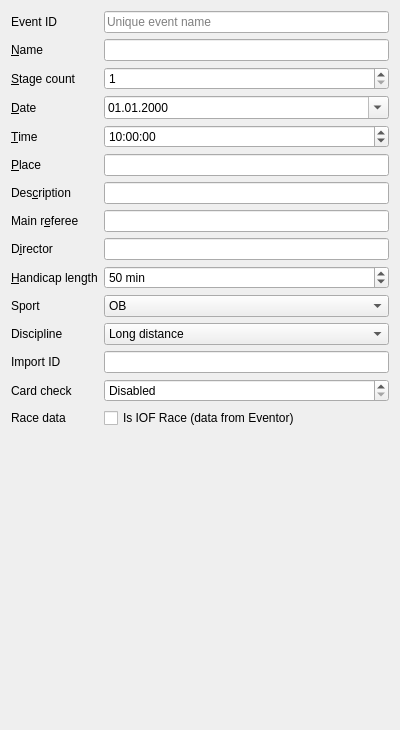
Above: quickevent/app/quickevent/plugins/Event/src/eventdialogwidget.ui from Quick-Event/quickbox before the change. Below: the same form after it.
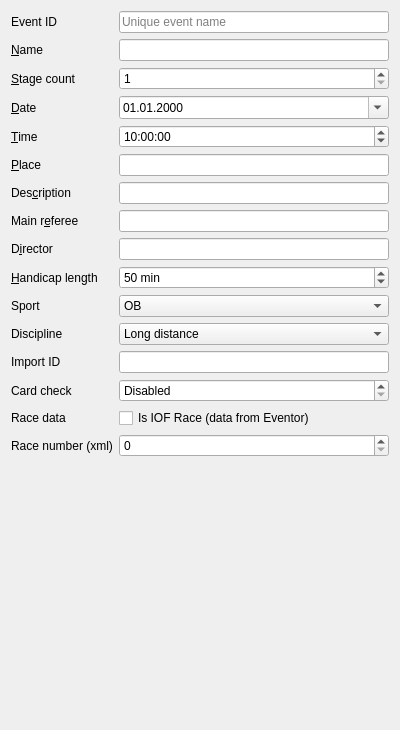
That is the form after the change.

Commit message: Add raceNumber to EventConfig, add support for raceNumber to XML export (startlist). Update XML startlist export for Eventor (WMOC)

What changed in the file:
```diff
--- a/quickevent/app/quickevent/plugins/Event/src/eventdialogwidget.ui
+++ b/quickevent/app/quickevent/plugins/Event/src/eventdialogwidget.ui
@@ -330,6 +330,20 @@
      </property>
     </widget>
    </item>
+   <item row="15" column="0">
+    <widget class="QLabel" name="label_16">
+     <property name="text">
+      <string>Race number (xml)</string>
+     </property>
+    </widget>
+   </item>
+   <item row="15" column="1">
+    <widget class="QSpinBox" name="ed_xmlRaceNumber">
+     <property name="toolTip">
+      <string>&lt;html&gt;&lt;head/&gt;&lt;body&gt;&lt;p&gt;IOF Eventor race number - if nonzero, user as &amp;lt;Race&amp;gt; node and for attribute of &amp;lt;Start&amp;gt; node for IOF XML exports&lt;/p&gt;&lt;/body&gt;&lt;/html&gt;</string>
+     </property>
+    </widget>
+   </item>
   </layout>
  </widget>
  <tabstops>
```
Left out of the diff: 3 changed lines with no effect on the pictures. The commit also changes 5 other files.
